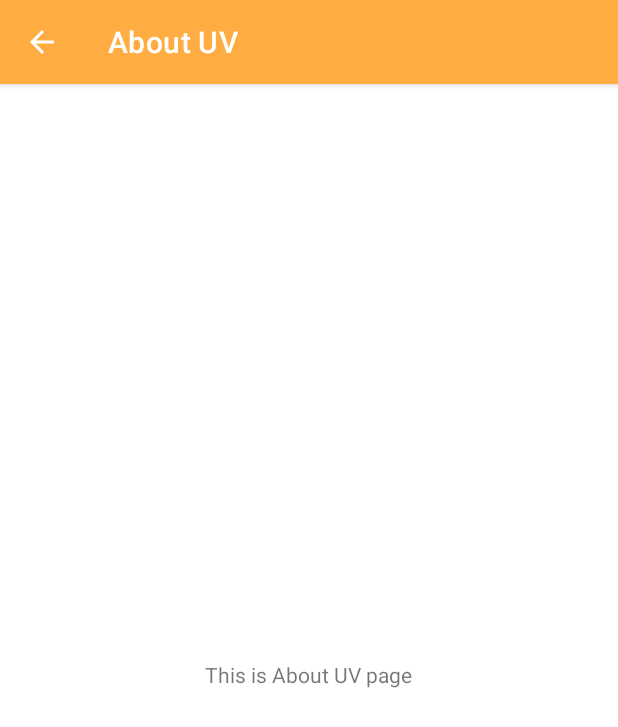
After one commit to ShuangXu-FocusCurrent/UVSafe, an Android app: the AboutUVActivity screen opened directly, with no data from a screen before it, on a phone screen of 412 x 824 dp. The commit adds this screen. Shown: the top 727 px of the screen. Run offline under Robolectric (Android 15) with nearby library versions, the light colour scheme and no system bars.

Commit message:
[FEAT]: Add AboutUV, SunProtection and AboutSunscreens subpages for Skin Edu (#84)

```diff
--- /dev/null
+++ b/app/src/main/java/com/e/uvsafeaustralia/AboutUVActivity.java
@@ -0,0 +1,13 @@
+package com.e.uvsafeaustralia;
+
+import android.os.Bundle;
+
+import androidx.appcompat.app.AppCompatActivity;
+
+public class AboutUVActivity extends AppCompatActivity {
+    @Override
+    protected void onCreate(Bundle savedInstanceState) {
+        super.onCreate(savedInstanceState);
+        setContentView(R.layout.activity_about_uv);
+    }
+}
--- a/app/src/main/java/com/e/uvsafeaustralia/SharedViewModel.java
+++ b/app/src/main/java/com/e/uvsafeaustralia/SharedViewModel.java
@@ -1,10 +1,7 @@
 package com.e.uvsafeaustralia;
 
-import android.content.Context;
-import android.content.SharedPreferences;
 import android.util.Log;
 import android.view.View;
-import android.widget.Toast;
 
 import androidx.lifecycle.LiveData;
 import androidx.lifecycle.MutableLiveData;
@@ -17,11 +14,8 @@ import com.android.volley.VolleyError;
 import com.android.volley.toolbox.StringRequest;
 import com.android.volley.toolbox.Volley;
 
-import org.json.JSONArray;
 import org.json.JSONException;
 import org.json.JSONObject;
-
-import java.text.DecimalFormat;
 
 public class SharedViewModel extends ViewModel {
     private MutableLiveData<LocationModel> location;
--- /dev/null
+++ b/app/src/main/res/layout/activity_about_uv.xml
@@ -0,0 +1,18 @@
+<?xml version="1.0" encoding="utf-8"?>
+<androidx.constraintlayout.widget.ConstraintLayout xmlns:android="http://schemas.android.com/apk/res/android"
+    xmlns:app="http://schemas.android.com/apk/res-auto"
+    xmlns:tools="http://schemas.android.com/tools"
+    android:layout_width="match_parent"
+    android:layout_height="match_parent">
+
+    <TextView
+        android:id="@+id/textViewAboutUV"
+        android:layout_width="wrap_content"
+        android:layout_height="wrap_content"
+        android:layout_marginTop="384dp"
+        android:text="This is About UV page"
+        app:layout_constraintEnd_toEndOf="parent"
+        app:layout_constraintHorizontal_bias="0.498"
+        app:layout_constraintStart_toStartOf="parent"
+        app:layout_constraintTop_toTopOf="parent" />
+</androidx.constraintlayout.widget.ConstraintLayout>
```
Also changed, not shown: app/src/main/AndroidManifest.xml (+10 -1 lines), app/src/main/java/com/e/uvsafeaustralia/AboutSunscreensActivity.java (added, +13 -0 lines), app/src/main/java/com/e/uvsafeaustralia/SunProtectionActivity.java (added, +13 -0 lines), app/src/main/java/com/e/uvsafeaustralia/fragment/HomePageFragment.java (+10 -0 lines), app/src/main/java/com/e/uvsafeaustralia/fragment/SunEduFragment.java (+37 -0 lines), app/src/main/res/layout/activity_about_sunscreens.xml (added, +17 -0 lines), app/src/main/res/layout/activity_sun_protection.xml (added, +17 -0 lines).
